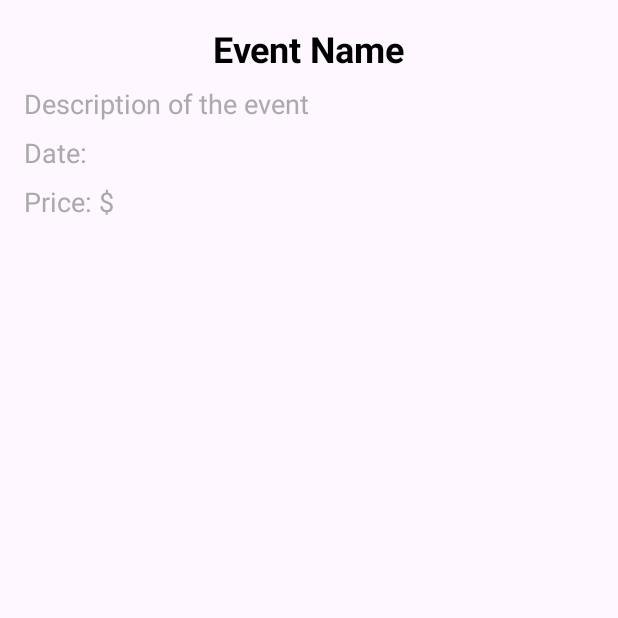
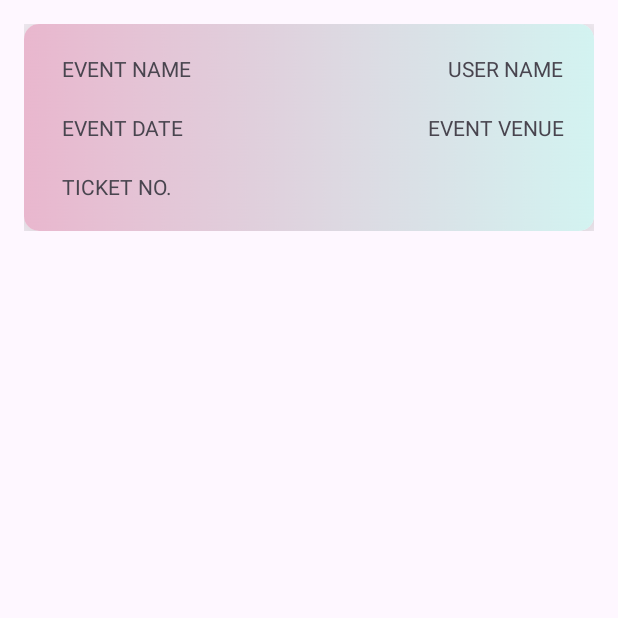
Before and after one commit to sujalpandey/Scan-Tix-2, an Android app: the TicketActivity screen opened directly, with no data from a screen before it, on a phone screen of 412 x 824 dp, the top half of it. Run offline under Robolectric (Android 15) with nearby library versions, the phone set to English and light mode, and no system bars; our stand-ins replace Firebase (no records; nobody signed in at launch, a user with empty details on screens opened directly); Roboto replaces fonts that are not available here.

Commit message:
Ticket Activity 1.1 Event Activity 1

```diff
--- a/app/src/main/res/layout/activity_ticket.xml
+++ b/app/src/main/res/layout/activity_ticket.xml
@@ -8,50 +8,6 @@
     android:padding="16dp"
     >
 
-<TextView
-android:id="@+id/eventNameTextView"
-android:layout_width="wrap_content"
-android:layout_height="wrap_content"
-android:text="Event Name"
-android:textSize="24sp"
-android:textStyle="bold"
-android:textColor="@android:color/black"
-android:layout_gravity="center_horizontal"/>
-
-<TextView
-android:id="@+id/eventDescriptionTextView"
-android:layout_width="wrap_content"
-android:layout_height="wrap_content"
-android:text="Description of the event"
-android:textSize="18sp"
-android:textColor="@android:color/darker_gray"
-android:layout_marginTop="8dp"/>
-
-<TextView
-android:id="@+id/eventDateTextView"
-android:layout_width="wrap_content"
-android:layout_height="wrap_content"
-android:text="Date: "
-android:textSize="18sp"
-android:textColor="@android:color/darker_gray"
-android:layout_marginTop="8dp"/>
-
-<TextView
-android:id="@+id/ticketPriceTextView"
-android:layout_width="wrap_content"
-android:layout_height="wrap_content"
-android:text="Price: $"
-android:textSize="18sp"
-android:textColor="@android:color/darker_gray"
-android:layout_marginTop="8dp"/>
-
-<ImageView
-android:id="@+id/qrCodeImageView"
-android:layout_width="200dp"
-android:layout_height="200dp"
-android:layout_gravity="center_horizontal"
-android:layout_marginTop="16dp"
-
-    android:contentDescription="QR Code"/>
+<include layout="@layout/ticket_card"/>
 
     </LinearLayout>
```
Also changed, not shown: app/src/main/java/com/project/scantix/Ticket.java (+35 -7 lines), app/src/main/java/com/project/scantix/TicketActivity.java (+18 -5 lines).
